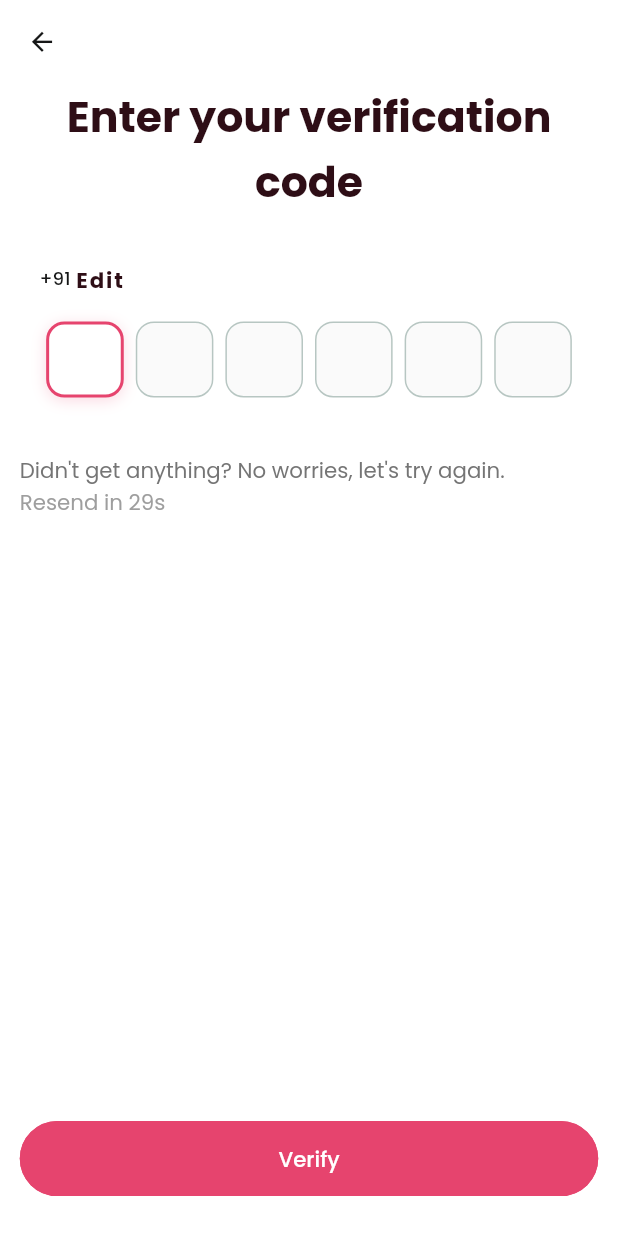
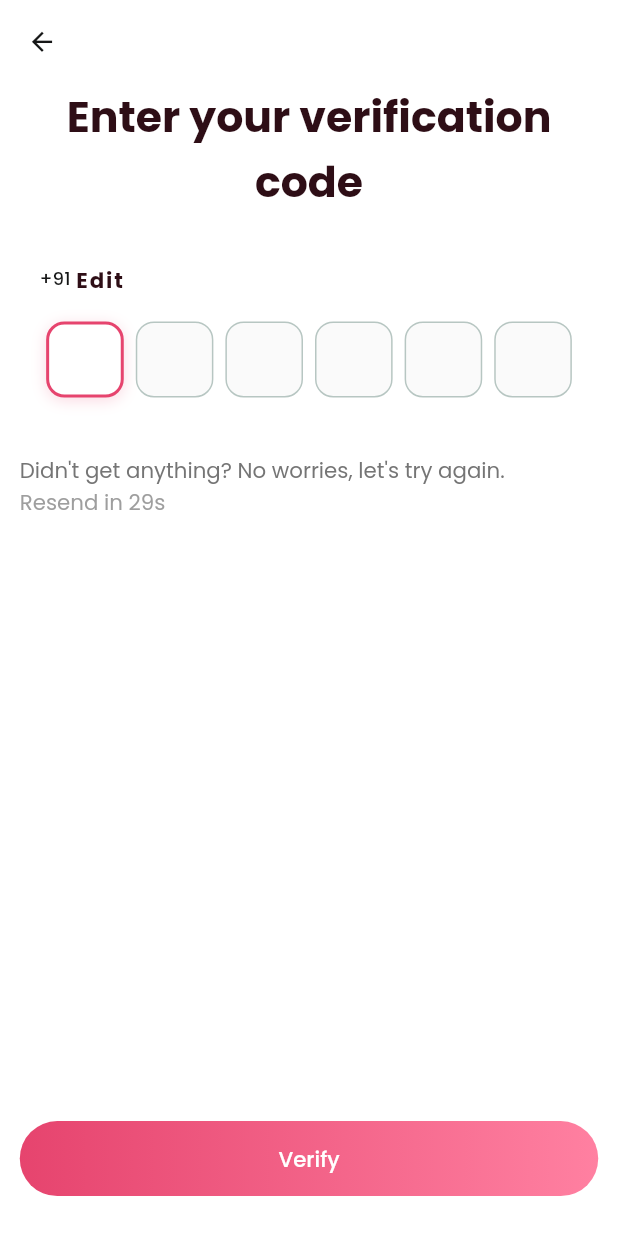
Before and after one commit to SangeethCK/chat_app, a Flutter app: the OtpScreen screen opened by its route, on a phone screen of 412 x 824 dp. Run offline on Flutter 3.47's test engine with Material 3 defaults, Android fonts, the phone set to English and light mode, and no system bars; drawn by our look-alikes of pinput; our stand-ins replace bloc, cached_network_image, device_info_plus, dio, equatable, flutter_bloc and 7 more; missing offline and left inert: dio_smart_retry, japx; accounts and stored records are empty.

Commit message:
BUTTON COLOR CHANGED

```diff
--- a/lib/features/auth/screens/otp_screen.dart
+++ b/lib/features/auth/screens/otp_screen.dart
@@ -298,7 +298,7 @@ class OtpScreenState extends State<OtpScreen> {
 
                 const Spacer(),
 
-                CustomMaterialBtton(
+                CustomMaterialButton(
                   onPressed: () {
                     _verifyOtp();
                   },
--- a/lib/features/auth/screens/sign_in_scren.dart
+++ b/lib/features/auth/screens/sign_in_scren.dart
@@ -88,7 +88,7 @@ class SignInScren extends StatelessWidget {
                   ),
                 ),
                 Spacer(),
-                CustomMaterialBtton(
+                CustomMaterialButton(
                   isLoading: state.isSignIn == ApiFetchStatus.loading,
                   onPressed: () {
                     final validationError = Helper.validatePhoneNumber(
@@ -96,7 +96,6 @@ class SignInScren extends StatelessWidget {
                     );
                     if (validationError != null) {
                       // Helper.showValidationError(context, validationError);
-
                     } else {
                       context.read<AuthBloc>().add(
                         SigInEvent(phoneController.text),
--- a/lib/features/splash/screen/splash_screen.dart
+++ b/lib/features/splash/screen/splash_screen.dart
@@ -72,7 +72,7 @@ class SplashScreenState extends State<SplashScreen> {
                 textAlign: TextAlign.center,
               ),
               Spacer(),
-              CustomMaterialBtton(
+              CustomMaterialButton(
                 textColor: kBlack,
                 borderColor: kWhite,
                 color: kWhite,
@@ -81,7 +81,7 @@ class SplashScreenState extends State<SplashScreen> {
 
                 buttonText: 'Sign in with Google',
               ),
-              CustomMaterialBtton(
+              CustomMaterialButton(
                 borderColor: kBlueColor,
                 color: kBlueColor,
                 leading: SvgPicture.asset('assets/icons/Group.svg'),
@@ -89,7 +89,8 @@ class SplashScreenState extends State<SplashScreen> {
 
                 buttonText: 'Sign in with Facebook',
               ),
-              CustomMaterialBtton(
+              CustomMaterialButton(
+                // color: kPrimaryColor,
                 leading: Icon(Icons.call, color: kWhite),
                 onPressed: () {
                   Navigator.pushNamed(context, routeSigIn);
--- a/lib/shared/widgets/buttons/custom_material_button.dart
+++ b/lib/shared/widgets/buttons/custom_material_button.dart
@@ -3,8 +3,8 @@ import 'package:chat_app/shared/theme/font_palette.dart';
 import 'package:flutter/material.dart';
 import 'package:flutter_screenutil/flutter_screenutil.dart';
 
-class CustomMaterialBtton extends StatelessWidget {
-  const CustomMaterialBtton({
+class CustomMaterialButton extends StatelessWidget {
+  const CustomMaterialButton({
     required this.onPressed,
     this.buttonText = 'Submit',
     this.textStyle,
@@ -27,6 +27,7 @@ class CustomMaterialBtton extends StatelessWidget {
     this.shimmer = false,
     this.shrinkWrap = false,
   });
+
   final Widget? child;
   final String buttonText;
   final Widget? leading;
@@ -47,24 +48,41 @@ class CustomMaterialBtton extends StatelessWidget {
   final Color? loadingColor;
   final bool shimmer;
   final bool shrinkWrap;
+
   @override
   Widget build(BuildContext context) {
     return Padding(
       padding: margin ?? EdgeInsets.zero,
+      child: Container(
+        height: height,
+        width: minWidth,
+        decoration: BoxDecoration(
+          color: color,
+          gradient: color == null
+              ? LinearGradient(
+                  colors: [Color(0xFFE6446E), Color(0xFFFF80A1)],
+                  begin: Alignment.topLeft,
+                  end: Alignment.topRight,
+                )
+              : null,
+          borderRadius: BorderRadius.circular(45.r),
+        ),
         child: MaterialButton(
           materialTapTargetSize: shrinkWrap
               ? MaterialTapTargetSize.shrinkWrap
               : MaterialTapTargetSize.padded,
           height: height,
           minWidth: minWidth,
-        onPressed: !isLoading ? onPressed : () {},
-        color: color ?? kPrimaryColor,
-
-        splashColor: borderColor,
+          onPressed: !isLoading ? onPressed : null,
+          color: Colors.transparent,
+          disabledColor: Colors.transparent,
+          splashColor: Colors.white.withOpacity(0.2),
+          highlightColor: Colors.white.withOpacity(0.1),
           elevation: elevation,
+          disabledElevation: 0,
           shape: RoundedRectangleBorder(
             borderRadius: BorderRadius.circular(45.r),
-          side: BorderSide(color: borderColor ?? kPrimaryColor),
+            side: BorderSide.none,
           ),
           child: SizedBox(
             height: height,
@@ -83,12 +101,7 @@ class CustomMaterialBtton extends StatelessWidget {
                       Row(
                         mainAxisAlignment: MainAxisAlignment.center,
                         children: [
-                        if (leading != null) ...{
-                          5.horizontalSpace,
-                          leading!,
-                          5.horizontalSpace,
-                        },
-                        if (leading != null) 8.verticalSpace,
+                          if (leading != null) ...{leading!, 8.horizontalSpace},
                           Flexible(
                             child: FittedBox(
                               child: Text(
@@ -98,6 +111,8 @@ class CustomMaterialBtton extends StatelessWidget {
                                     textStyle ??
                                     FontPalette.hW500S14.copyWith(
                                       color: textColor ?? kWhite,
+                                      fontSize: fontSize,
+                                      fontWeight: fontWeight,
                                       letterSpacing: 0,
                                     ),
                               ),
@@ -107,6 +122,7 @@ class CustomMaterialBtton extends StatelessWidget {
                       ),
           ),
         ),
+      ),
     );
   }
 }
```
Lines whose indentation alone changed are shown as unchanged.
